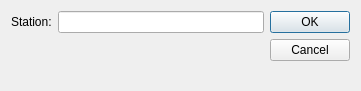
First picture: the form in application/settingsdialog.ui, repository mikelima/quandoparte, before the edit.
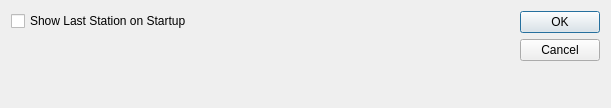
Second picture: the form after the edit.

Commit message:
Implemented minimal settings dialog
Some old code was there already, but it was not working.

```diff
--- a/application/settingsdialog.ui
+++ b/application/settingsdialog.ui
@@ -6,8 +6,8 @@
    <rect>
     <x>0</x>
     <y>0</y>
-    <width>361</width>
-    <height>91</height>
+    <width>611</width>
+    <height>108</height>
    </rect>
   </property>
   <property name="windowTitle">
@@ -16,13 +16,13 @@
   <layout class="QGridLayout" name="gridLayout">
    <item row="0" column="0">
     <layout class="QFormLayout" name="formLayout">
-     <item row="1" column="1">
-      <widget class="QLineEdit" name="lineEdit"/>
-     </item>
-     <item row="1" column="0">
-      <widget class="QLabel" name="label">
+     <property name="fieldGrowthPolicy">
+      <enum>QFormLayout::ExpandingFieldsGrow</enum>
+     </property>
+     <item row="0" column="0">
+      <widget class="QCheckBox" name="showLastStationCheckBox">
        <property name="text">
-        <string>Station:</string>
+        <string>Show Last Station on Startup</string>
        </property>
       </widget>
      </item>
```
The commit also changes 7 other files.
